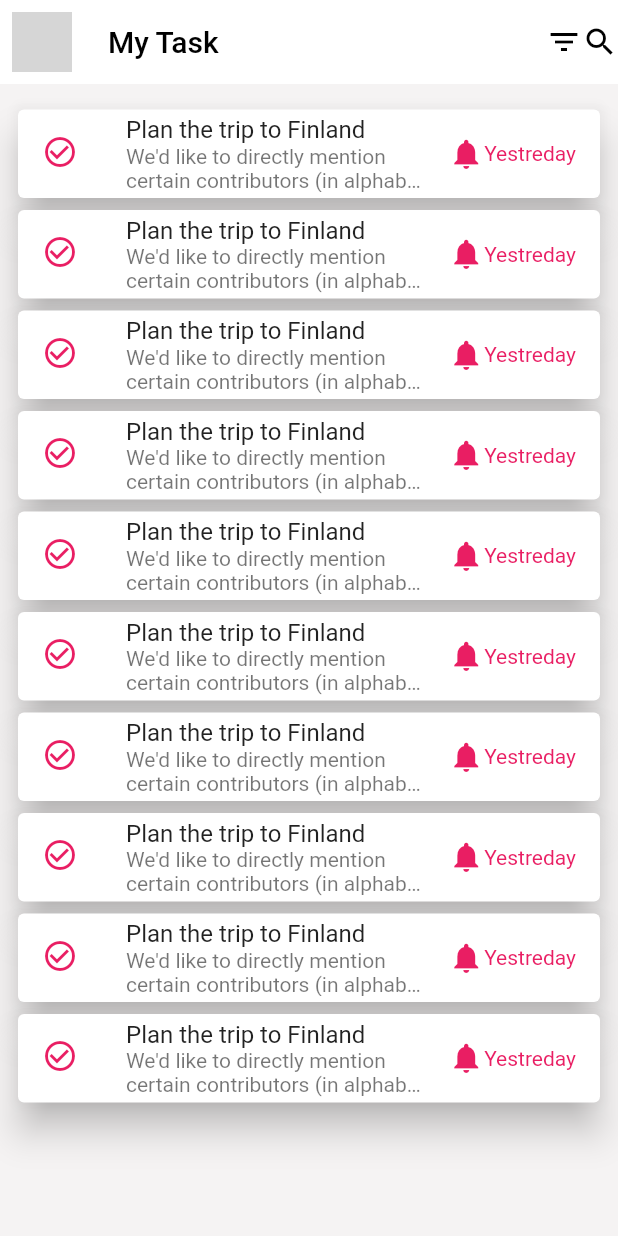
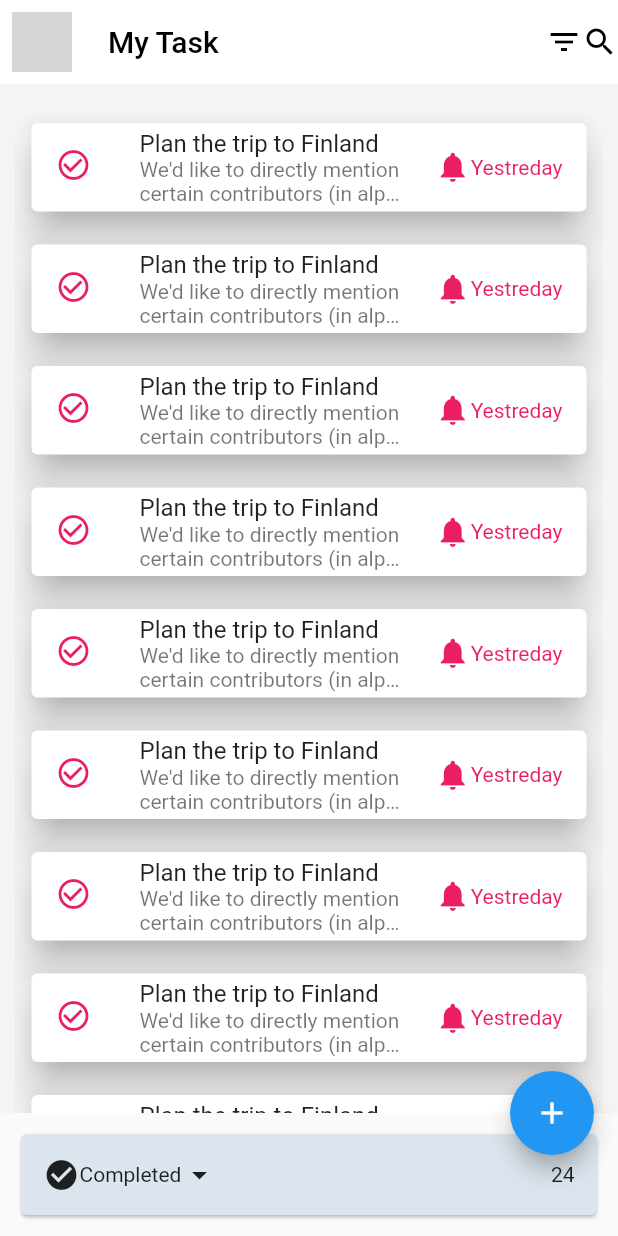
Before and after one commit to s-muel/my_first_todo, a Flutter app: the screen it shows after launch, on a phone screen of 412 x 824 dp. Run offline on Flutter 3.47's test engine with Material 2 defaults, Android fonts, the phone set to English and light mode, and no system bars; network calls fail; grey boxes are pictures that could not be loaded.

Commit message:
added a bootomSheet

```diff
--- a/lib/home_view.dart
+++ b/lib/home_view.dart
@@ -24,7 +24,7 @@ class HomeView extends StatelessWidget {
             Icon(Icons.search, color: Colors.black),
           ]),
       body: Padding(
-        padding: const EdgeInsets.all(8.0),
+        padding: const EdgeInsets.all(10.0),
         child: ListView(
           children: const [
             SizedBox(
@@ -43,6 +43,29 @@ class HomeView extends StatelessWidget {
           ],
         ),
       ),
+      floatingActionButton: FloatingActionButton(
+        onPressed: () {},
+        child: const Icon(Icons.add),
+      ),
+      bottomSheet: Padding(
+        padding: const EdgeInsets.all(10.0),
+        child: Card(
+          color: const Color.fromRGBO(220, 229, 238, 1),
+          // color: Colors.blue[50],
+          child: Padding(
+            padding: const EdgeInsets.all(15.0),
+            child: Row(
+              children: const [
+                Icon(Icons.check_circle),
+                Text("Completed"),
+                Icon(Icons.arrow_drop_down),
+                Spacer(),
+                Text("24")
+              ],
+            ),
+          ),
+        ),
+      ),
     );
   }
 }
@@ -54,7 +77,9 @@ class TodoWidget extends StatelessWidget {
 
   @override
   Widget build(BuildContext context) {
-    return Card(
+    return Padding(
+      padding: const EdgeInsets.all(7.0),
+      child: Card(
         elevation: 10,
         child: ListTile(
           leading: const Icon(
@@ -83,6 +108,7 @@ class TodoWidget extends StatelessWidget {
             ],
           ),
         ),
+      ),
     );
   }
 }
```
Lines whose indentation alone changed are shown as unchanged.
